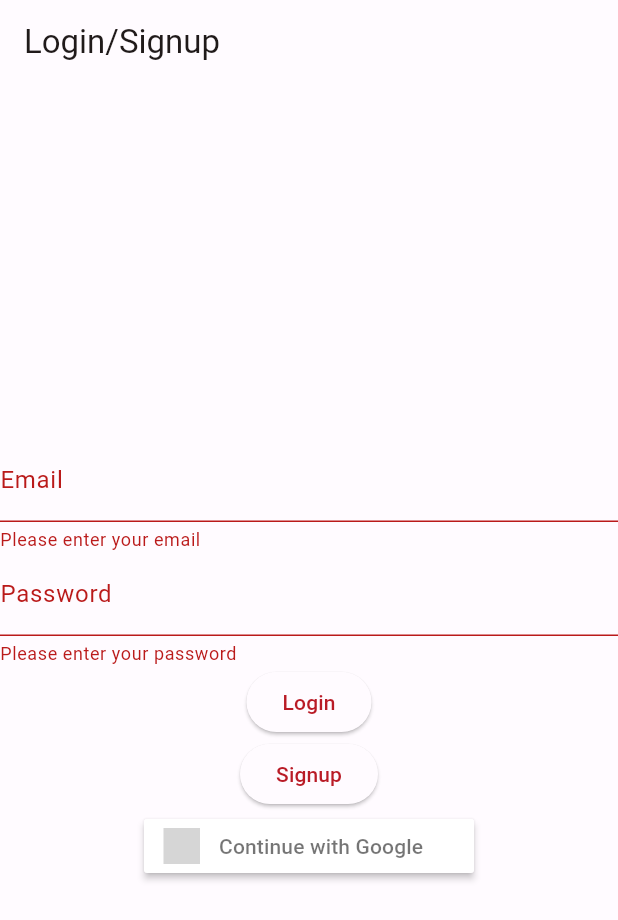
After one commit to Bablo-AD/TinyTot, a Flutter app: the screen it shows after launch, after a tap on "Login", on a phone screen of 412 x 824 dp. The commit adds this screen. Shown: the top 920 px of the screen. Run offline on Flutter 3.47's test engine with Material 3 defaults, Android fonts, the phone set to English and light mode, and no system bars; our stand-ins replace cloud_firestore, firebase_auth, firebase_core, flutter_signin_button, google_sign_in, shared_preferences; accounts and stored records are empty; grey boxes are pictures that could not be loaded.

Commit message:
Added Authentication with google

```diff
--- /dev/null
+++ b/lib/authentication.dart
@@ -0,0 +1,132 @@
+import 'package:firebase_auth/firebase_auth.dart';
+import 'package:flutter/material.dart';
+import 'package:google_sign_in/google_sign_in.dart';
+import 'package:flutter_signin_button/flutter_signin_button.dart';
+import 'package:tinytot_app/signuppage.dart';
+import 'homepage.dart';
+
+class LoginSignupPage extends StatefulWidget {
+  @override
+  _LoginSignupPageState createState() => _LoginSignupPageState();
+}
+
+class _LoginSignupPageState extends State<LoginSignupPage> {
+  final FirebaseAuth _auth = FirebaseAuth.instance;
+  final GoogleSignIn _googleSignIn = GoogleSignIn();
+  final _formKey = GlobalKey<FormState>();
+  String _email = '';
+  String _password = '';
+
+  void _signIn() async {
+    try {
+      await _auth.signInWithEmailAndPassword(
+          email: _email, password: _password);
+      // Navigate to home page
+    } catch (e) {
+      print(e);
+      // Handle sign-in error
+    }
+  }
+
+  void _signUp() async {
+    try {
+      await _auth.createUserWithEmailAndPassword(
+          email: _email, password: _password);
+      // Navigate to home page
+    } catch (e) {
+      print(e);
+      // Handle sign-up error
+    }
+  }
+
+  Future<UserCredential> signInWithGoogle() async {
+    final GoogleSignInAccount? googleUser = await _googleSignIn.signIn();
+    final GoogleSignInAuthentication googleAuth =
+        await googleUser!.authentication;
+    final credential = GoogleAuthProvider.credential(
+      accessToken: googleAuth.accessToken,
+      idToken: googleAuth.idToken,
+    );
+
+    return await _auth.signInWithCredential(credential);
+  }
+
+  @override
+  Widget build(BuildContext context) {
+    return Scaffold(
+      appBar: AppBar(
+        title: Text('Login/Signup'),
+      ),
+      body: Center(
+        child: Column(
+          mainAxisAlignment: MainAxisAlignment.center,
+          children: <Widget>[
+            Form(
+              key: _formKey,
+              child: Column(
+                children: <Widget>[
+                  TextFormField(
+                    decoration: InputDecoration(labelText: 'Email'),
+                    validator: (value) {
+                      if (value == null || value.isEmpty) {
+                        return 'Please enter your email';
+                      }
+                      return null;
+                    },
+                    onSaved: (value) => _email = value!,
+                  ),
+                  TextFormField(
+                    decoration: InputDecoration(labelText: 'Password'),
+                    validator: (value) {
+                      if (value == null || value.isEmpty) {
+                        return 'Please enter your password';
+                      }
+                      return null;
+                    },
+                    onSaved: (value) => _password = value!,
+                    obscureText: true,
+                  ),
+                  ElevatedButton(
+                    child: Text('Login'),
+                    onPressed: () {
+                      if (_formKey.currentState!.validate()) {
+                        _formKey.currentState!.save();
+                        _signIn();
+                      }
+                    },
+                  ),
+                  ElevatedButton(
+                    child: Text('Signup'),
+                    onPressed: () {
+                      Navigator.of(context)
+                          .push(MaterialPageRoute(builder: (context) {
+                        return SignupPage();
+                      }));
+                    },
+                  ),
+                ],
+              ),
+            ),
+            SignInButton(
+              Buttons.Google,
+              text: "Continue with Google",
+              onPressed: () {
+                signInWithGoogle().then((result) {
+                  if (result != null) {
+                    Navigator.of(context).pushReplacement(
+                      MaterialPageRoute(
+                        builder: (context) {
+                          return HomeScreen(); // if login is successful, navigate to Home
+                        },
+                      ),
+                    );
+                  }
+                });
+              },
+            ),
+          ],
+        ),
+      ),
+    );
+  }
+}
--- a/lib/main.dart
+++ b/lib/main.dart
@@ -1,19 +1,24 @@
 import 'package:flutter/material.dart';
+import 'package:tinytot_app/homepage.dart';
 import 'age_selectionscreen.dart';
 import 'color_schemes.g.dart';
 import 'package:firebase_core/firebase_core.dart';
+import 'authentication.dart';
+import 'firebase_options.dart';
+import 'package:firebase_auth/firebase_auth.dart';
 
-import 'firebase_options.dart';
 void main() async {
   WidgetsFlutterBinding.ensureInitialized();
   await Firebase.initializeApp(
     options: DefaultFirebaseOptions.currentPlatform,
   );
-  runApp(const MyApp());
+  runApp(MyApp());
 }
 
 class MyApp extends StatelessWidget {
-  const MyApp({super.key});
+  MyApp({Key? key}) : super(key: key);
+
+  final FirebaseAuth _auth = FirebaseAuth.instance;
 
   // This widget is the root of your application.
   @override
@@ -22,7 +27,19 @@ class MyApp extends StatelessWidget {
       title: 'TinyTot',
       theme: ThemeData(useMaterial3: true, colorScheme: lightColorScheme),
       darkTheme: ThemeData(useMaterial3: true, colorScheme: darkColorScheme),
-      home: AgeSelection(),
+      home: StreamBuilder<User?>(
+        stream: _auth.authStateChanges(),
+        builder: (BuildContext context, AsyncSnapshot<User?> snapshot) {
+          if (snapshot.connectionState == ConnectionState.active) {
+            if (snapshot.data == null) {
+              return LoginSignupPage(); // Show login/signup page
+            } else {
+              return HomeScreen(); // Show home page
+            }
+          }
+          return CircularProgressIndicator(); // Show loading spinner while waiting for auth state
+        },
+      ),
     );
   }
 }
--- /dev/null
+++ b/lib/signuppage.dart
@@ -0,0 +1,71 @@
+import 'package:firebase_auth/firebase_auth.dart';
+import 'package:flutter/material.dart';
+
+class SignupPage extends StatefulWidget {
+  @override
+  _SignupPageState createState() => _SignupPageState();
+}
+
+class _SignupPageState extends State<SignupPage> {
+  final FirebaseAuth _auth = FirebaseAuth.instance;
+  final _formKey = GlobalKey<FormState>();
+  String _email = '';
+  String _password = '';
+
+  void _signUp() async {
+    try {
+      await _auth.createUserWithEmailAndPassword(
+          email: _email, password: _password);
+      // Navigate to home page
+    } catch (e) {
+      print(e);
+      // Handle sign-up error
+    }
+  }
+
+  @override
+  Widget build(BuildContext context) {
+    return Scaffold(
+      appBar: AppBar(
+        title: Text('Signup'),
+      ),
+      body: Form(
+        key: _formKey,
+        child: Column(
+          children: <Widget>[
+            TextFormField(
+              decoration: InputDecoration(labelText: 'Email'),
+              validator: (value) {
+                if (value == null || value.isEmpty) {
+                  return 'Please enter your email';
+                }
+                return null;
+              },
+              onSaved: (value) => _email = value!,
+            ),
+            TextFormField(
+              decoration: InputDecoration(labelText: 'Password'),
+              validator: (value) {
+                if (value == null || value.isEmpty) {
+                  return 'Please enter your password';
+                }
+                return null;
+              },
+              onSaved: (value) => _password = value!,
+              obscureText: true,
+            ),
+            ElevatedButton(
+              child: Text('Signup'),
+              onPressed: () {
+                if (_formKey.currentState!.validate()) {
+                  _formKey.currentState!.save();
+                  _signUp();
+                }
+              },
+            ),
+          ],
+        ),
+      ),
+    );
+  }
+}
--- a/pubspec.yaml
+++ b/pubspec.yaml
@@ -39,6 +39,9 @@ dependencies:
   shared_preferences: ^2.2.1
   cloud_firestore: ^4.9.1
   firebase_storage: ^11.2.6
+  firebase_auth: ^4.17.4
+  google_sign_in: ^6.2.1
+  flutter_signin_button: ^2.0.0
 
 dev_dependencies:
   flutter_test:
```
Also changed, not shown: lib/age_selectionscreen.dart (deleted, +0 -97 lines), lib/homepage.dart (+69 -35 lines), lib/firebase_options.dart, pubspec.lock, 4 other files.
